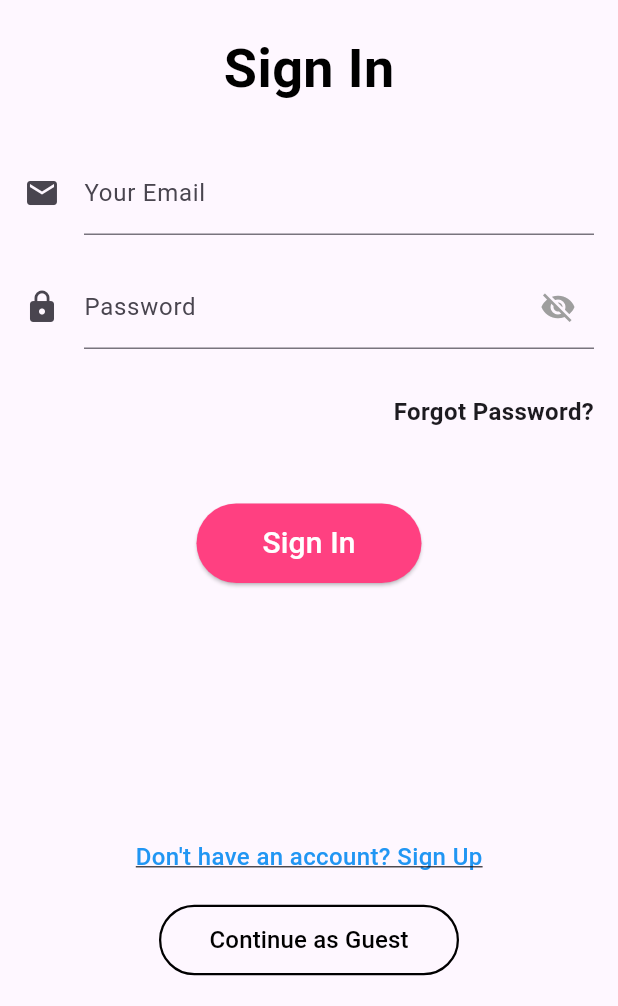
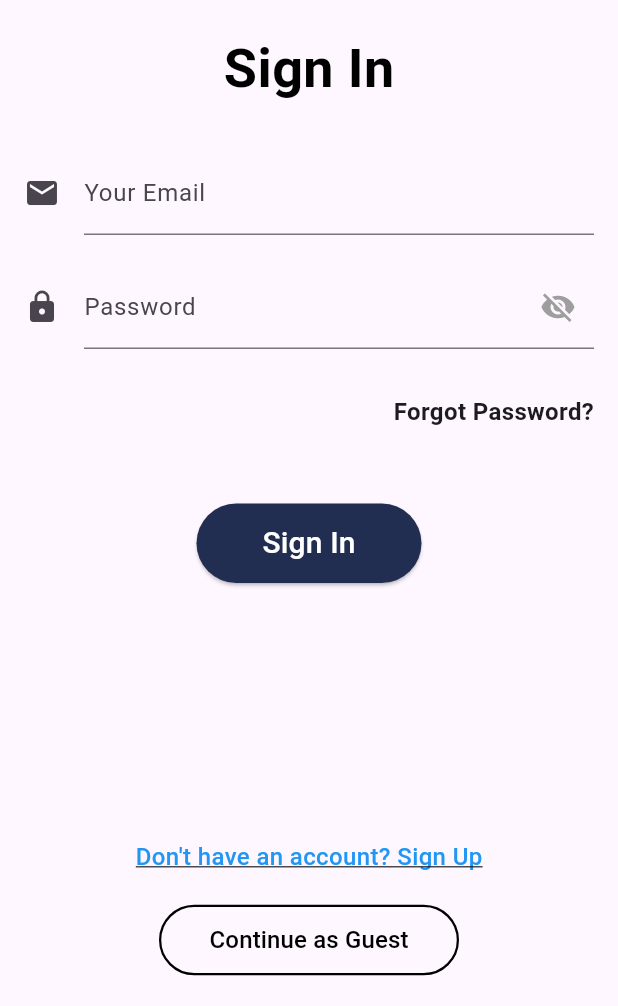
Before and after one commit to cst023/Wedding2U, a Flutter app: the SignIn screen opened by its route, on a phone screen of 412 x 824 dp, the part 230-1236 px from its top. Run offline on Flutter 3.47's test engine with Material 3 defaults, Android fonts, the phone set to English and light mode, and no system bars; our stand-ins replace cloud_firestore, firebase_auth, firebase_core; missing offline and left inert: device_calendar; accounts and stored records are empty.

Commit message:
Changes Colour of Buttons
Changed colour of the sign in button from pink to dark blue (client's preference).

```diff
--- a/wedding2u_app/lib/presentation/screens/general/sign_in_page.dart
+++ b/wedding2u_app/lib/presentation/screens/general/sign_in_page.dart
@@ -79,7 +79,8 @@ class _SignInState extends State<SignIn> {
       body: Stack(
         children: [
           Padding(
-            padding: const EdgeInsets.symmetric(horizontal: 16.0, vertical: 20.0),
+            padding:
+                const EdgeInsets.symmetric(horizontal: 16.0, vertical: 20.0),
             child: Column(
               mainAxisAlignment: MainAxisAlignment.center,
               children: <Widget>[
@@ -153,7 +154,8 @@ class _SignInState extends State<SignIn> {
                               ),
                               controller: _controller,
                               onChanged: (value) => password = value,
-                              obscureText: !_isPasswordVisible, // Toggle visibility
+                              obscureText:
+                                  !_isPasswordVisible, // Toggle visibility
                             ),
 
                             const SizedBox(height: 30.0),
@@ -166,7 +168,8 @@ class _SignInState extends State<SignIn> {
                                   Navigator.push(
                                     context,
                                     MaterialPageRoute(
-                                      builder: (context) => const ForgotPassword(),
+                                      builder: (context) =>
+                                          const ForgotPassword(),
                                     ),
                                   );
                                 },
@@ -189,8 +192,10 @@ class _SignInState extends State<SignIn> {
                                 child: ElevatedButton(
                                   onPressed: _submitLoginForm,
                                   style: ElevatedButton.styleFrom(
-                                    backgroundColor: Colors.pinkAccent,
-                                    padding: const EdgeInsets.symmetric(vertical: 12),
+                                    backgroundColor: const Color(
+                                        0xFF222D52), // Updated color
+                                    padding: const EdgeInsets.symmetric(
+                                        vertical: 12),
                                   ),
                                   child: const Text(
                                     "Sign In",
--- a/wedding2u_app/lib/presentation/screens/general/sign_up.dart
+++ b/wedding2u_app/lib/presentation/screens/general/sign_up.dart
@@ -201,7 +201,7 @@ class _SignUpState extends State<SignUp> {
                       child: ElevatedButton(
                         onPressed: _submitRegisterForm,
                         style: ElevatedButton.styleFrom(
-                          backgroundColor: Colors.pinkAccent,
+                          backgroundColor: const Color(0xFF222D52),
                         ),
                         child: const Text(
                           "Create an account",
--- a/wedding2u_app/lib/presentation/theme/input_field_style.dart
+++ b/wedding2u_app/lib/presentation/theme/input_field_style.dart
@@ -28,7 +28,7 @@ class InputField extends StatelessWidget {
       ),
       child: Row(
         children: [
-          Icon(icon, color: Colors.pinkAccent),
+          Icon(icon, color: const Color(0xFFf7706d)),
           const SizedBox(width: 10.0),
           Expanded(
             child: TextField(
```
